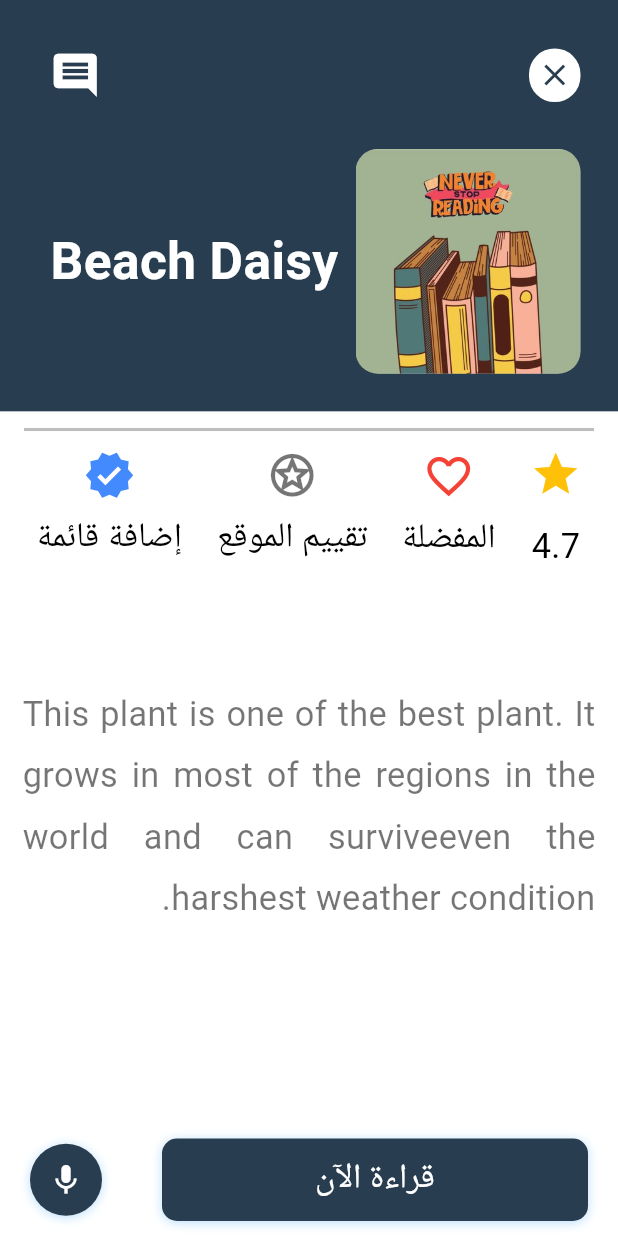
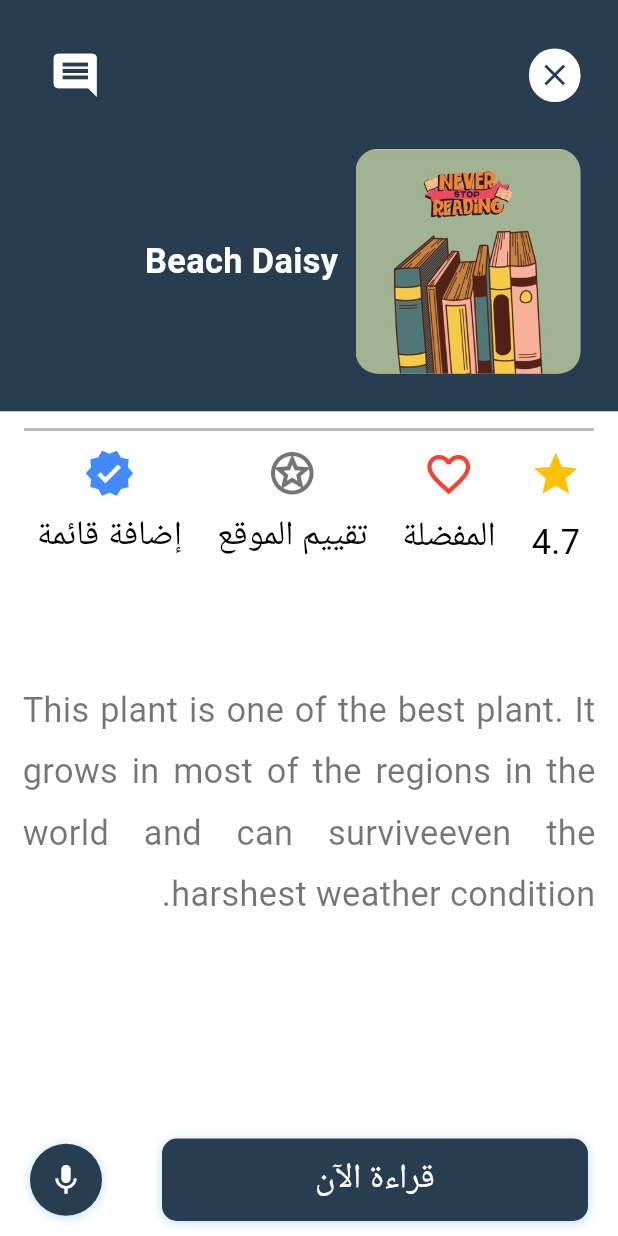
Before and after one commit to Mohammedzj2003/this_books, a Flutter app: the HomePage screen opened directly, after a tap on the "favorite outline" icon, after a tap on "Beach Daisy", on a phone screen of 412 x 824 dp. Run offline on Flutter 3.47's test engine with Material 3 defaults, Android fonts, the phone set to English and light mode, and no system bars; our stand-ins replace cloud_firestore, firebase_auth, firebase_core, firebase_messaging, flutter_chat_types, flutter_chat_ui and 7 more; accounts and stored records are empty; generated files the repository leaves out were written again.

Commit message:
size all

```diff
--- a/lib/models/storys.dart
+++ b/lib/models/storys.dart
@@ -26,10 +26,10 @@ class Story {
       storyId: 0,
       price: 22,
       category: 'Romantec',
-      plantName: 'jomanaa',
+      plantName: 'جومانة',
       rating: 4.5,
       isList: true,
-      imageURL: 'images/storyOne.png',
+      imageURL: 'images/jomana.jpg',
       isFavorated: true,
       decription:
       'This plant is one of the best plant. It grows in most of the regions in the world and can survive'
@@ -39,9 +39,9 @@ class Story {
       storyId: 1,
       price: 11,
       category: 'Outdoor',
-      plantName: 'Philodendron',
+      plantName: 'ابابيل',
       rating: 4.8,
-      imageURL: 'images/storyOne.png',
+      imageURL: 'images/ababielOne.jpg',
       isFavorated: false,
       isList: false,
       decription:
--- a/lib/page/detail_page.dart
+++ b/lib/page/detail_page.dart
@@ -83,8 +83,11 @@ class _DetailPageState extends State<DetailPage> {
                    SizedBox(
                     height: 20.h,
                   ),
-                  Row(
+                  SizedBox(
+                    width: double.infinity,
+                    child: Row(
                       children: [
+                        // صورة القصة
                         ClipRRect(
                           borderRadius: BorderRadius.circular(15.0),
                           child: Image.asset(
@@ -97,15 +100,21 @@ class _DetailPageState extends State<DetailPage> {
                         SizedBox(
                           width: 10.w,
                         ),
-                      Text(
+                        // نص اسم القصة مع الالتفاف
+                        Expanded(
+                          child: Text(
                             currentStory.plantName,
-                        style:  TextStyle(
-                          color: Colors.white, // لون النص
+                            style: TextStyle(
+                              color: Colors.white,
                               fontWeight: FontWeight.bold,
-                          fontSize: 30.0.sp,
+                              fontSize: 20.0.sp,
+                            ),
+                            maxLines: 3, // السماح بخطين كحد أقصى
+                            overflow: TextOverflow.ellipsis, // تقطيع النص الزائد بنقاط
                           ),
                         ),
                       ],
+                    ),
                   ),
                 ],
               ),
@@ -121,7 +130,9 @@ class _DetailPageState extends State<DetailPage> {
               endIndent: 16,
             ),
             //star
-            Row(
+            SizedBox(
+              width: double.infinity,
+              child: Row(
                 mainAxisAlignment: MainAxisAlignment.center,
                 children: [
                   Column(
@@ -135,7 +146,7 @@ class _DetailPageState extends State<DetailPage> {
                         color: Colors.amber,
                       ),
                        SizedBox(
-                      height: 12.h,
+                        height: 10.h,
                       ),
                       Text(
                         currentStory.rating.toString(),
@@ -223,6 +234,7 @@ class _DetailPageState extends State<DetailPage> {
                     ],
                   ),
                 ],
+              ),
             ),
              SizedBox(
               height: 50.h,
--- a/lib/page/home_page.dart
+++ b/lib/page/home_page.dart
@@ -1,10 +1,12 @@
 
+import 'package:cloud_firestore/cloud_firestore.dart';
 import 'package:flutter/material.dart';
 import 'package:flutter_svg/flutter_svg.dart';
 
 import 'package:page_transition/page_transition.dart';
 import 'package:flutter_gen/gen_l10n/app_localizations.dart';
 import 'package:this_books/models/storys.dart';
+import 'package:this_books/page/notifications_page.dart';
 import 'package:this_books/page/profile_page.dart';
 import 'package:this_books/widget/dialogFilter.dart';
 import 'package:this_books/widget/movingCard_screen.dart';
@@ -18,6 +20,22 @@ class HomePage extends StatefulWidget {
 
   @override
   State<HomePage> createState() => _HomePageState();
+}
+
+Future<void> sendNotification() async {
+  FirebaseFirestore firestore = FirebaseFirestore.instance;
+
+  try {
+    // إرسال إشعار جديد إلى Firebase
+    await firestore.collection('notifications').add({
+      'title': 'Welcome!',
+      'message': 'You have successfully logged in!',
+      'createdAt': Timestamp.now(),
+    });
+    print('Notification sent successfully!');
+  } catch (e) {
+    print('Error sending notification: $e');
+  }
 }
 
 class _HomePageState extends State<HomePage> {
@@ -47,6 +65,22 @@ class _HomePageState extends State<HomePage> {
           }
         ),
         actions: [
+          IconButton(
+            onPressed: () {
+              sendNotification();
+              Navigator.push(
+                context,
+                PageTransition(
+                  child:  NotificationsPage(),
+                  type: PageTransitionType.rightToLeft,
+                ),
+              );
+            },
+            icon: const Icon(
+              Icons.notifications_active,
+              color: Colors.orangeAccent,
+            ),
+          ),
           GestureDetector(
             onTap: () {
               Navigator.push(
@@ -68,6 +102,7 @@ class _HomePageState extends State<HomePage> {
               ),
             ),
           ),
+
         ],
       ),
       body: SingleChildScrollView(
@@ -92,14 +127,17 @@ class _HomePageState extends State<HomePage> {
                         ),
                       ],
                     ),
-                    Row(
+                    SizedBox(
+                      width: double.infinity,
+                      child: Row(
                         mainAxisAlignment: MainAxisAlignment.spaceAround,
                         children: [
-                        Container(
+                          SizedBox(
+                            child: Container(
                               padding: const EdgeInsets.symmetric(
                                 horizontal: 16.0,
                               ),
-                          width: 220.w,
+                              width: 240.w,
                               decoration: BoxDecoration(
                                 color:Theme.of(context).colorScheme.inversePrimary,
                                 borderRadius: BorderRadius.circular(20),
@@ -131,6 +169,7 @@ class _HomePageState extends State<HomePage> {
                                 ],
                               ),
                             ),
+                          ),
                           const Dialogfilter(),
 
                           IconButton(
@@ -144,6 +183,7 @@ class _HomePageState extends State<HomePage> {
                             ),
                           ),
                         ],
+                      ),
                     ),
                   ],
                 ),
@@ -181,15 +221,17 @@ class _HomePageState extends State<HomePage> {
                 ),
               ),
             ),
-      GridView.builder(
+      Padding(
+        padding: const EdgeInsets.only(left: 5,right: 5),
+        child: GridView.builder(
           shrinkWrap: true,
           primary: false,
           itemCount: _storyList.length,
-        gridDelegate: const SliverGridDelegateWithFixedCrossAxisCount(
+          gridDelegate:  SliverGridDelegateWithFixedCrossAxisCount(
             crossAxisCount: 3,
-          mainAxisExtent: 210,
-          crossAxisSpacing: 5,
-          mainAxisSpacing: 6,
+            mainAxisExtent: 190.sp,
+            crossAxisSpacing: 5.sp,
+            mainAxisSpacing: 5.sp,
           ),
           itemBuilder: (context, index) {
             return Column(
@@ -199,6 +241,7 @@ class _HomePageState extends State<HomePage> {
             );
           },
         ),
+      ),
       ],
         ),
       ),
--- a/lib/page/login_page.dart
+++ b/lib/page/login_page.dart
@@ -44,7 +44,7 @@ class _LoginPageState extends State<LoginPage> {
             child: Column(
               children: [
                  SizedBox(
-                  height: 200.h,
+                  height: 100.h,
                 ),
                 Row(
                   children: [
@@ -143,7 +143,7 @@ class _LoginPageState extends State<LoginPage> {
                   ),
                 ),
                  SizedBox(
-                  height: 33.h,
+                  height: 15.h,
                 ),
                 SizedBox(
                   width: double.infinity,
--- a/lib/page/register_page.dart
+++ b/lib/page/register_page.dart
@@ -38,7 +38,7 @@ class _RegisterPageState extends State<RegisterPage> {
             child: Column(
               children: [
                  SizedBox(
-                  height: 150.h,
+                  height: 100.h,
                 ),
                 Row(
                   children: [
--- a/lib/widget/story_widget.dart
+++ b/lib/widget/story_widget.dart
@@ -28,14 +28,23 @@ class StoryWidget extends StatelessWidget {
       child: Column(
         crossAxisAlignment: CrossAxisAlignment.center,
         children: [
-          Image.asset(
-            storyList[index].imageURL,
-            fit: BoxFit.contain,
+          Container(
+            height: 110.h,
+            width: 110.w,
+            decoration: BoxDecoration(
+              borderRadius: BorderRadius.circular(10),
+              color: Colors.grey[300],
+            ),
+            clipBehavior: Clip.hardEdge,
+            child: Image.asset(
+              storyList[index].imageURL,
+              fit: BoxFit.cover,
+            ),
           ),
-           SizedBox(height: 5.h),
+          SizedBox(height: 10.h),
           Text(
             storyList[index].plantName,
-            style:  TextStyle(
+            style: TextStyle(
               fontWeight: FontWeight.bold,
               fontSize: 18.sp,
               color: Theme.of(context).textSelectionTheme.cursorColor,
@@ -46,11 +55,12 @@ class StoryWidget extends StatelessWidget {
           Row(
             mainAxisAlignment: MainAxisAlignment.center,
             children: [
-             const Icon(Icons.star,color: Colors.amber,),
-              Text(storyList[index].rating.toString(),
-                style:  TextStyle(
-                    color: Theme.of(context).textSelectionTheme.cursorColor,
-                    fontSize: 17.sp,
+              const Icon(Icons.star, color: Colors.amber),
+              Text(
+                storyList[index].rating.toString(),
+                style: TextStyle(
+                  color: Theme.of(context).textSelectionTheme.cursorColor,
+                  fontSize: 17.sp,
                 ),
                 maxLines: 1,
               ),
```
Also changed, not shown: lib/main.dart (+6 -3 lines), lib/models/auth_model.dart (+9 -26 lines), lib/page/notifications_page.dart (added, +18 -0 lines), lib/page/profile_page.dart (+20 -14 lines), lib/page/reset_page.dart (+4 -4 lines), images/facebook.png (deleted). Lines whose indentation alone changed are shown as unchanged.
